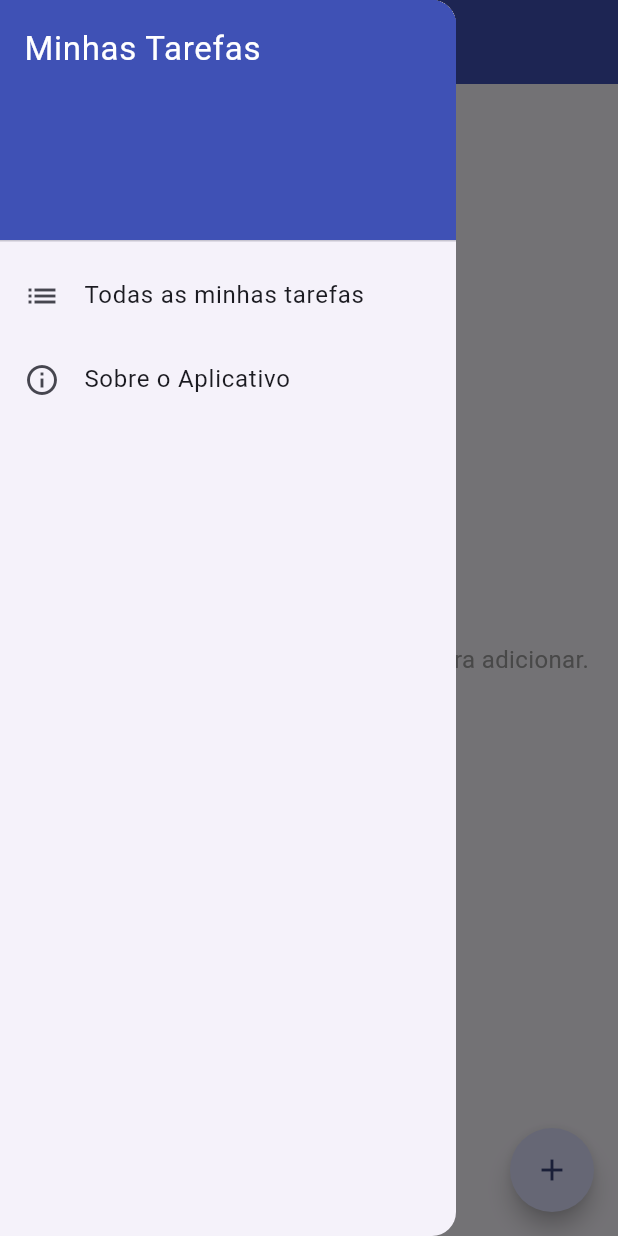
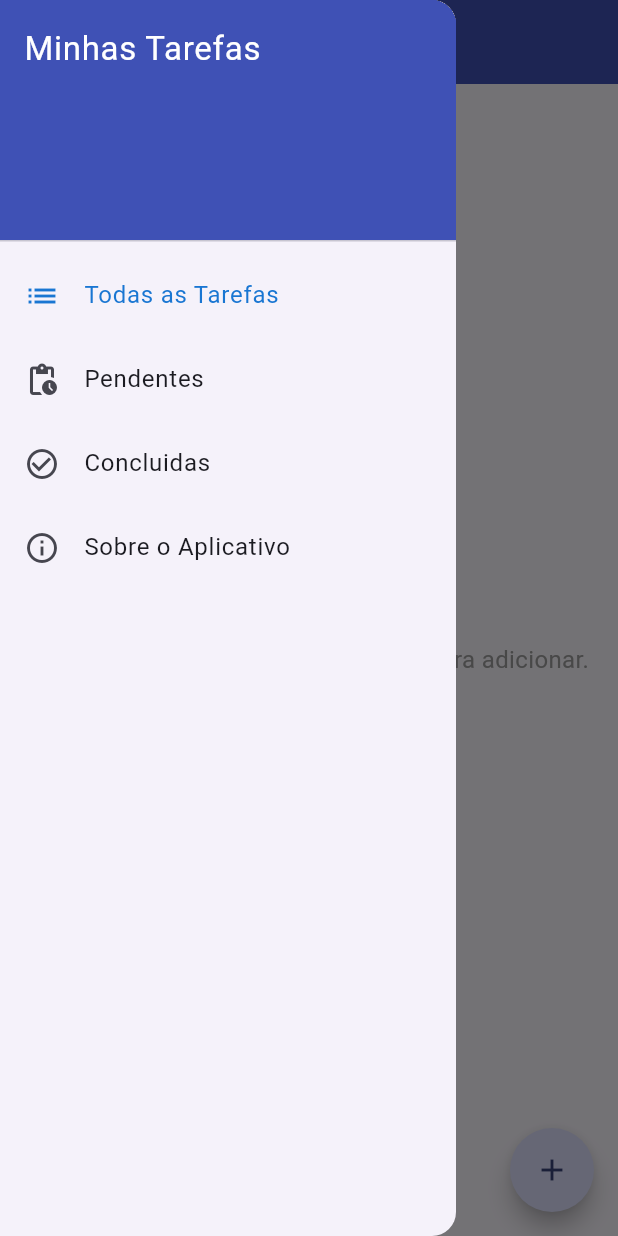
Before and after one commit to PedroMartins-M/apptarefa, a Flutter app: the screen it shows after launch, with the side drawer open, on a phone screen of 412 x 824 dp. Run offline on Flutter 3.47's test engine with Material 3 defaults, Android fonts, the phone set to English and light mode, and no system bars; our stand-ins replace sqflite; accounts and stored records are empty.

Commit message:
- Aplicativo de Contato - Fase G

```diff
--- a/lib/database_helper.dart
+++ b/lib/database_helper.dart
@@ -31,9 +31,25 @@ class DatabaseHelper {
   }
 
   //READ: Buscar/Listar todas as tarefas salvas no banco de dados
-  static Future<List<Map<String, dynamic>>> buscarTarefas() async {
+static Future<List<Map<String, dynamic>>> buscarTarefas({
+    String? filtro   // quando coloca {} deixa opcional o parametro
+    }) async{
     final db = await DatabaseHelper.database;
-    return db.query('tarefas'); //SELECT * FROM tarefas
+
+    if(filtro == 'pendentes'){
+      // SELECT * FROM tarefas WHERE situacao = 0
+      return db.query(
+        'tarefas',
+        where: 'situacao = 0',
+      );
+    } else if(filtro == 'concluidas'){
+      // SELECT * FROM tarefas WHERE situacao = 1
+      return db.query(
+        'tarefas',
+        where: 'situacao = 1',
+      );
+    }
+    return db.query('tarefas');
   }
 
   //CREATE: Inserir tarefa no banco de dados
@@ -44,6 +60,7 @@ class DatabaseHelper {
       'situacao': 0, //0 = False, 1 = Verdadeiro (SQLite não tem tipo Boolean)
     });
   }
+
 
   //UPDATE: Alterar o campo marcado
   static Future<void> atualizarSituacao(int id, int situacao) async {
--- a/lib/lista_tarefas_page.dart
+++ b/lib/lista_tarefas_page.dart
@@ -12,6 +12,8 @@ class ListaTarefasPage extends StatefulWidget {
 class _ListaTarefasPageState extends State<ListaTarefasPage> {
   List<Map<String, dynamic>> tarefas = [];
 
+  String? filtroAtual;
+
   @override
   void initState() {
     super.initState();
@@ -20,7 +22,7 @@ class _ListaTarefasPageState extends State<ListaTarefasPage> {
 
   void carregarTarefas() async {
     //Carregar as tarefas do banco de dados
-    final dados = await DatabaseHelper.buscarTarefas();
+    final dados = await DatabaseHelper.buscarTarefas(filtro: filtroAtual);
     setState(() {
       tarefas = dados;
     });
@@ -40,6 +42,13 @@ class _ListaTarefasPageState extends State<ListaTarefasPage> {
 
     carregarTarefas(); // Atualiza a lista de tarefas
   }
+
+  void aplicarFiltro(String? novoFiltro){
+    filtroAtual = novoFiltro;
+    Navigator.pop(context);
+    carregarTarefas();
+  }
+
 
   //Remover Tarefa
   void removerTarefa(int index) async {
@@ -89,11 +98,11 @@ class _ListaTarefasPageState extends State<ListaTarefasPage> {
     );
   }
 
-  @override
+   @override
   Widget build(BuildContext context) {
     return Scaffold(
       appBar: AppBar(
-        title: Text("Minhas Tarefas"),
+        title: Text("Minhas tarefas"),
         centerTitle: true,
       ),
       drawer: Drawer(
@@ -109,19 +118,40 @@ class _ListaTarefasPageState extends State<ListaTarefasPage> {
             ),
             ListTile(
               leading: Icon(Icons.list),
-              title: Text("Todas as minhas tarefas"),
-              onTap: () {},
+              title: Text('Todas as Tarefas'),
+              selected: filtroAtual == null,
+              selectedColor: Colors.blue[700],
+              onTap: () => aplicarFiltro(null),
             ),
-
+            ListTile(
+              leading: Icon(Icons.pending_actions),
+              title: Text('Pendentes'),
+              selected: filtroAtual == 'pendentes',
+              selectedColor: Colors.blue[700],
+              onTap: () => aplicarFiltro('pendentes'),
+            ),
+            ListTile(
+              leading: Icon(Icons.check_circle_outline),
+              title: Text('Concluidas'),
+              selected: filtroAtual == 'concluidos',
+              selectedColor: Colors.blue[700],
+              onTap: () => aplicarFiltro('concluidas'),
+            ),
             ListTile(
               leading: Icon(Icons.info_outline),
-              title: Text("Sobre o Aplicativo"),
+              title: Text('Sobre o Aplicativo'),
               onTap: () {
 
                 Navigator.pop(context);
-                Navigator.push(context, MaterialPageRoute(builder: (_) => SobrePage() ));
+                Navigator.push(
+                  context,
+                  MaterialPageRoute(
+                    builder: (_) => SobrePage()
+                  ),
+                );
+
               },
-            )
+            ),
           ],
         ),
       ),
```
